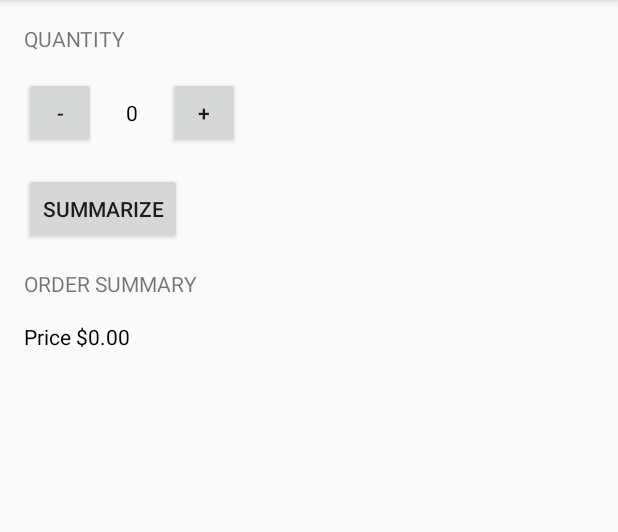
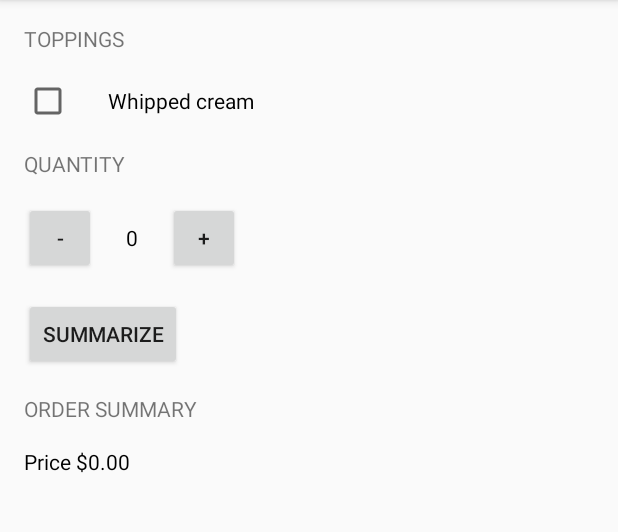
Before and after one commit to Gopikrishna19/learning-android, an Android app: the screen it shows after launch (MainActivity), on a phone screen of 412 x 824 dp, the part 84-616 px from its top. Run offline under Robolectric (Android 15) with nearby library versions, the phone set to English and light mode, and no system bars.

Commit message:
add whipped cream checkbox

```diff
--- a/app/src/main/res/layout/activity_main.xml
+++ b/app/src/main/res/layout/activity_main.xml
@@ -8,6 +8,22 @@
     android:orientation="vertical"
     android:padding="@dimen/activity_gutter"
     tools:context="dev.gopikrishna19.justjava.MainActivity">
+
+    <TextView
+        android:layout_width="wrap_content"
+        android:layout_height="wrap_content"
+        android:layout_marginBottom="@dimen/activity_gutter"
+        android:text="@string/toppings"
+        android:textAllCaps="true"/>
+
+    <CheckBox
+        android:layout_width="wrap_content"
+        android:layout_height="wrap_content"
+        android:layout_marginBottom="@dimen/activity_gutter"
+        android:paddingEnd="24dp"
+        android:paddingLeft="24dp"
+        android:paddingStart="24dp"
+        android:text="@string/whipped_cream"/>
 
     <TextView
         android:layout_width="wrap_content"
--- a/app/src/main/res/values/strings.xml
+++ b/app/src/main/res/values/strings.xml
@@ -7,4 +7,6 @@
     <string name="plus">+</string>
     <string name="summarize">Summarize</string>
     <string name="summary">Order Summary</string>
+    <string name="toppings">Toppings</string>
+    <string name="whipped_cream">Whipped cream</string>
 </resources>
```
